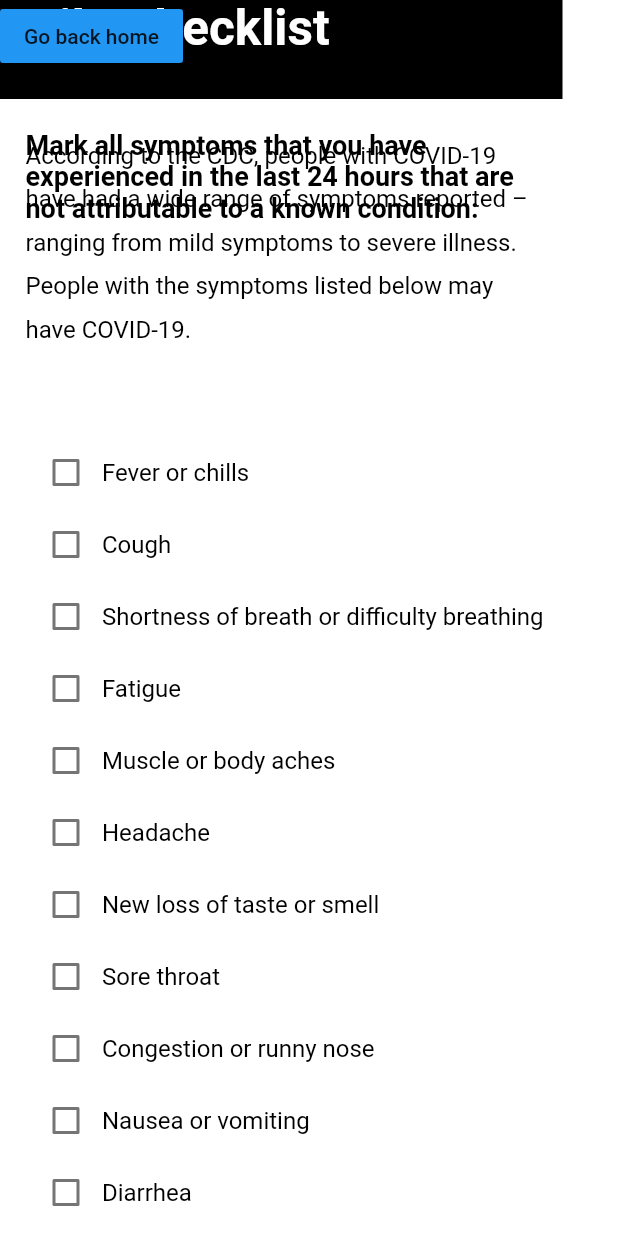
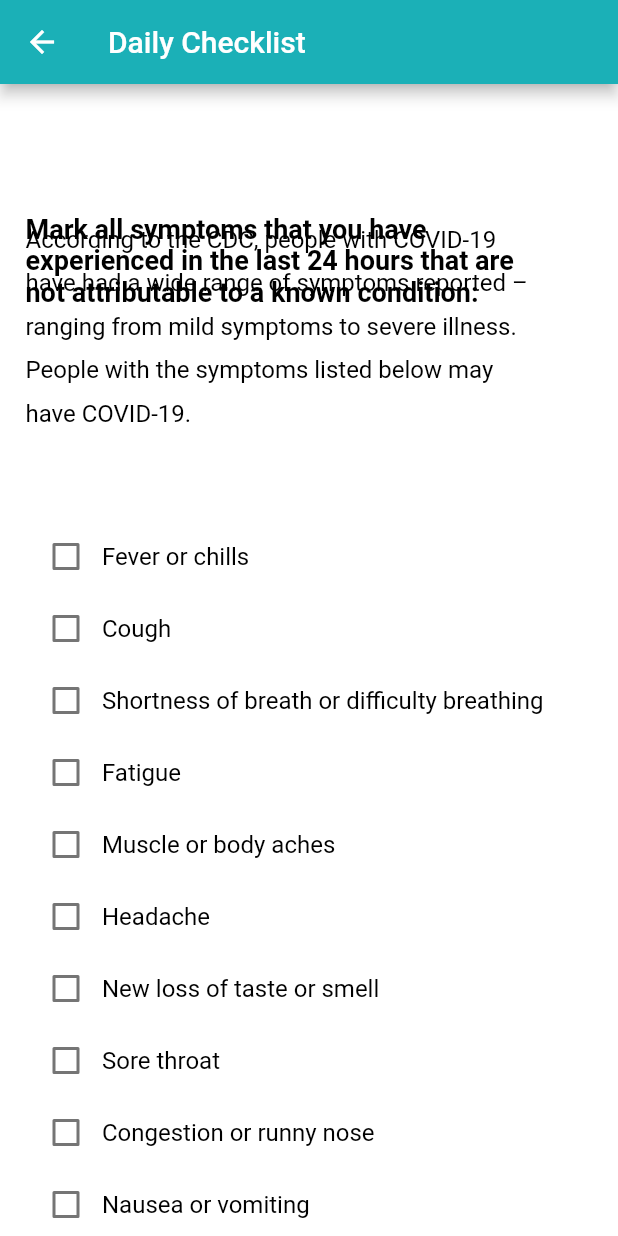
Before and after one commit to kischmid/BA5200_Fall2020, a Flutter app: the Dailychecklist screen opened by its route, on a phone screen of 412 x 824 dp. Run offline on Flutter 3.47's test engine with Material 2 defaults, Android fonts, the phone set to English and light mode, and no system bars; our stand-ins replace flutter_svg; missing offline and left inert: adobe_xd; Roboto replaces fonts that are missing (Arial).

Commit message:
Moved header into appbar

```diff
--- a/lib/Dailychecklist.dart
+++ b/lib/Dailychecklist.dart
@@ -25,59 +25,12 @@ class _DailyChecklistState extends State<Dailychecklist> {
   Widget build(BuildContext context) {
     return Scaffold(
       backgroundColor: const Color(0xffffffff),
+      appBar: AppBar(
+        title: const Text('Daily Checklist'),
+        backgroundColor: Color(0xFF1BB0B7),
+      ),
       body: Stack(
         children: <Widget>[
-          Transform.translate(
-            offset: Offset(0.0, -1.0),
-            child:
-            // Adobe XD layer: 'Page title' (group)
-            SizedBox(
-              width: 375.0,
-              height: 67.0,
-              child: Stack(
-                children: <Widget>[
-                  Pinned.fromSize(
-                    bounds: Rect.fromLTWH(0.0, 0.0, 375.0, 67.0),
-                    size: Size(375.0, 67.0),
-                    pinLeft: true,
-                    pinRight: true,
-                    pinTop: true,
-                    pinBottom: true,
-                    child: Container(
-                      decoration: BoxDecoration(
-                        color: const Color(0xff000000),
-                      ),
-                    ),
-                  ),
-                  Pinned.fromSize(
-                    bounds: Rect.fromLTWH(71.0, 16.0, 234.0, 37.0),
-                    size: Size(375.0, 67.0),
-                    fixedWidth: true,
-                    fixedHeight: true,
-                    child:
-                    // Adobe XD layer: 'Daily Checklist' (text)
-                    Text(
-                      'Daily Checklist',
-                      style: TextStyle(
-                        fontFamily: 'Arial',
-                        fontSize: 33,
-                        color: const Color(0xffffffff),
-                        fontWeight: FontWeight.w700,
-                        shadows: [
-                          Shadow(
-                            color: const Color(0xff000000),
-                            offset: Offset(2, 3),
-                            blurRadius: 9,
-                          )
-                        ],
-                      ),
-                      textAlign: TextAlign.center,
-                    ),
-                  ),
-                ],
-              ),
-            ),
-          ),
           Container(),
           Transform.translate(
             offset: Offset(17.0, 86.0),
@@ -185,15 +138,17 @@ class _DailyChecklistState extends State<Dailychecklist> {
               )
           ),
           Container(),
-          FlatButton(
-              child: Text("Go back home"),
-              color: Colors.blue,
-              onPressed: (){
-                Navigator.pop(context);
-              }
-          ),
         ],
       ),
     );
   }
 }
+
+// Reference
+// FlatButton(
+// child: Text("Go back home"),
+// color: Colors.blue,
+// onPressed: (){
+// Navigator.pop(context);
+// }
+// ),
```
